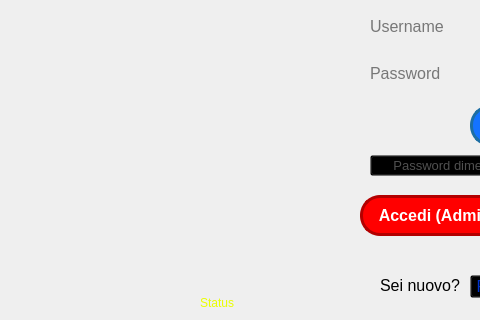
Qt form ClientModule/loginwindow.ui (giovannic96/Real-time-collaborative-text-editor) before a commit; both pictures show x 270 to 750 and y 205 to 525 of the 900 by 525 pixel window.
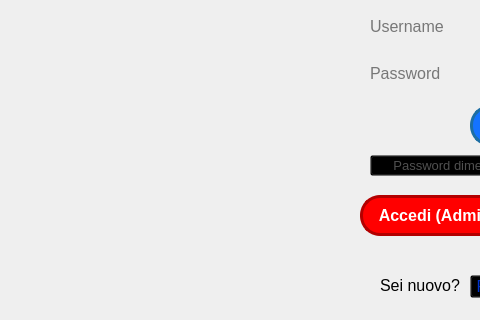
The same form after that commit. Icons and pictures are not drawn.

```diff
--- a/ClientModule/loginwindow.ui
+++ b/ClientModule/loginwindow.ui
@@ -218,22 +218,6 @@
      <string>Sei nuovo?</string>
     </property>
    </widget>
-   <widget class="QLabel" name="label_status">
-    <property name="geometry">
-     <rect>
-      <x>470</x>
-      <y>500</y>
-      <width>81</width>
-      <height>16</height>
-     </rect>
-    </property>
-    <property name="styleSheet">
-     <string notr="true">color: #EAFF00;</string>
-    </property>
-    <property name="text">
-     <string>Status</string>
-    </property>
-   </widget>
    <widget class="QPushButton" name="exitButton">
     <property name="geometry">
      <rect>
```
